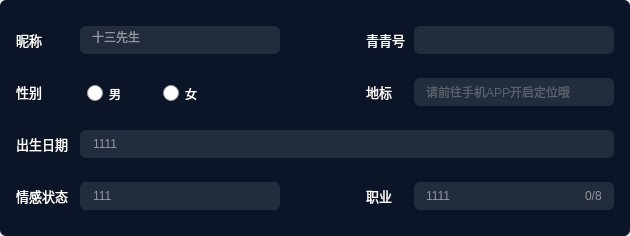
This is changeUserInfo/baseInfoWidget.ui in KikyoShaw/QtWidgetsApplication as Qt 5 draws it before an edit. The edited form follows.
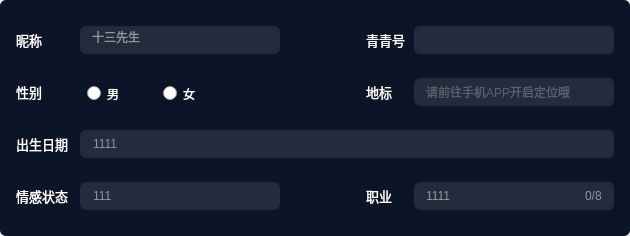
This is the edited form. Icons and pictures are not drawn. Custom widgets are drawn as their Qt base class.

```diff
--- a/changeUserInfo/baseInfoWidget.ui
+++ b/changeUserInfo/baseInfoWidget.ui
@@ -89,8 +89,8 @@
 
 QRadioButton::indicator
 {  
-    width: 16px;  
-    height: 16px; 
+    width: 14px;  
+    height: 14px; 
 
 }  
   
```
Left out of the diff: 50 changed lines with no effect on the pictures.
